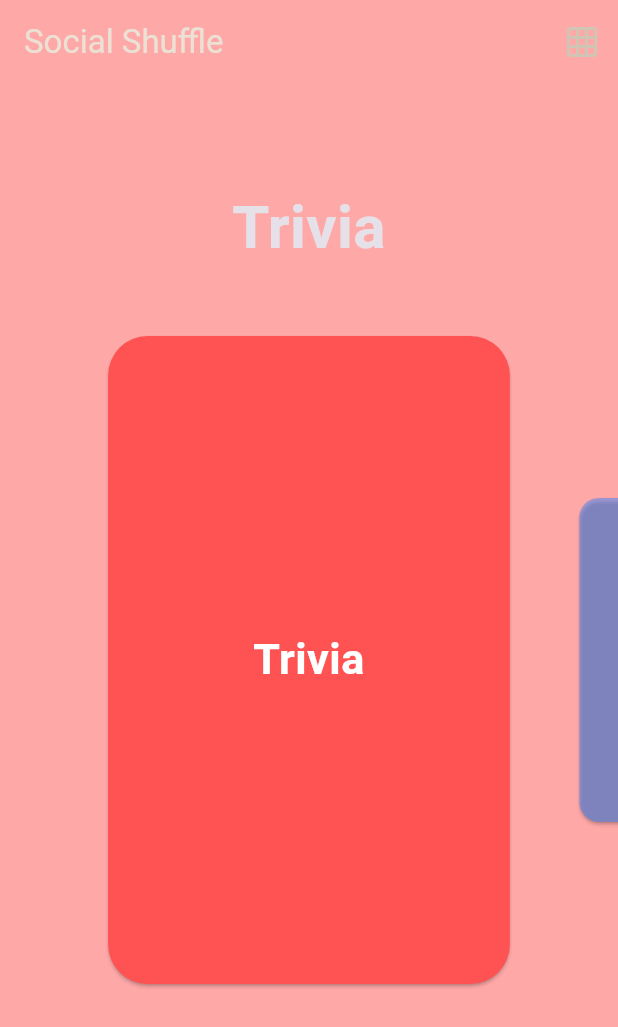
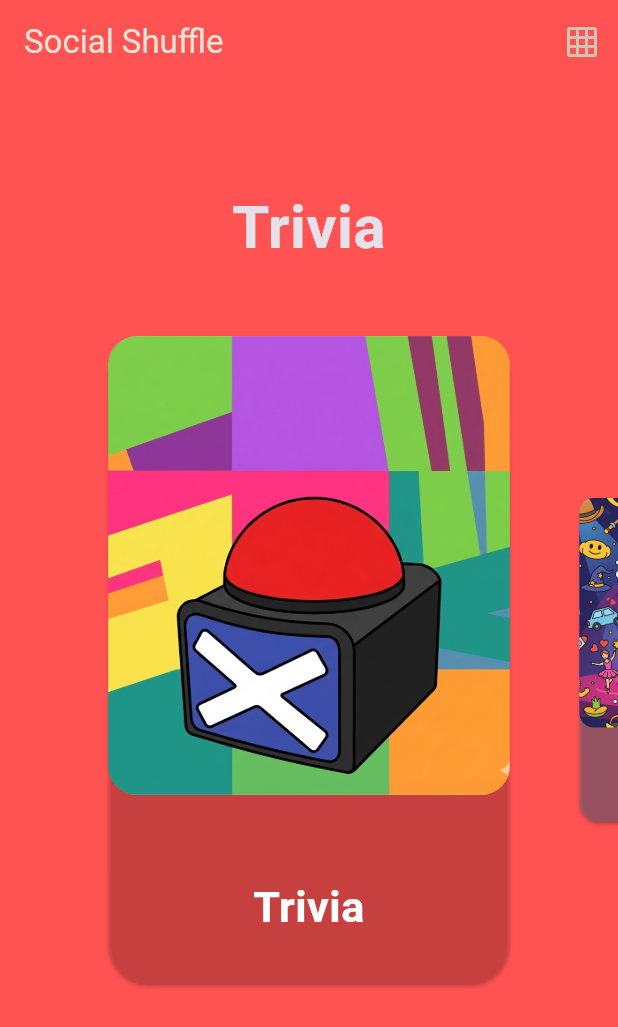
Before and after one commit to kefeh/social_shuffle, a Flutter app: the screen it shows after launch, on a phone screen of 412 x 824 dp. Shown: the top 1027 px of the screen. Run offline on Flutter 3.47's test engine with Material 3 defaults, Android fonts, the phone set to English and light mode, and no system bars; our stand-ins replace flutter_riverpod, flutter_svg, google_fonts, google_generative_ai, hive, hive_flutter; accounts and stored records are empty.

Commit message:
initial redesign of the decks

```diff
--- a/lib/features/dashboard/dashboard_screen.dart
+++ b/lib/features/dashboard/dashboard_screen.dart
@@ -18,23 +18,41 @@ class _DashboardScreenState extends State<DashboardScreen> {
   Color _backgroundColor = Colors.redAccent;
 
   final List<Map<String, dynamic>> _gameModes = [
-    {'title': 'Trivia', 'color': Colors.redAccent, 'game_engine_id': 'quiz'},
-    {'title': 'Charades', 'color': Colors.blueAccent, 'game_engine_id': 'task'},
+    {
+      'title': 'Trivia',
+      'color': Colors.redAccent,
+      'game_engine_id': 'quiz',
+      'image': 'assets/images/trivia.png',
+    },
+    {
+      'title': 'Charades',
+      'color': Colors.lightBlue,
+      'game_engine_id': 'task',
+      'image': 'assets/images/charades.png',
+    },
     {
       'title': 'Truth or Dare',
-      'color': Colors.greenAccent,
-      'game_engine_id': 'flip'
+      'color': Colors.pink,
+      'game_engine_id': 'flip',
+      'image': 'assets/images/truth-or-dare.png',
     },
-    {'title': 'Debate', 'color': Colors.purpleAccent, 'game_engine_id': 'voting'},
+    {
+      'title': 'Debate',
+      'color': Colors.green,
+      'game_engine_id': 'voting',
+      'image': 'assets/images/trivia.png',
+    },
     {
       'title': 'Never Have I Ever',
-      'color': Colors.orangeAccent,
-      'game_engine_id': 'flip'
+      'color': Colors.orange,
+      'game_engine_id': 'flip',
+      'image': 'assets/images/never-have.png',
     },
     {
       'title': 'Most Likely To',
-      'color': Colors.tealAccent,
-      'game_engine_id': 'voting'
+      'color': Colors.purple,
+      'game_engine_id': 'voting',
+      'image': 'assets/images/trivia.png',
     },
   ];
 
@@ -60,7 +78,11 @@ class _DashboardScreenState extends State<DashboardScreen> {
   }
 
   void _showDeckLibrary(
-      BuildContext context, String gameModeTitle, String gameEngineId, Color color) {
+    BuildContext context,
+    String gameModeTitle,
+    String gameEngineId,
+    Color color,
+  ) {
     showModalBottomSheet(
       context: context,
       isScrollControlled: true, // Allow the modal to take full height
@@ -75,9 +97,7 @@ class _DashboardScreenState extends State<DashboardScreen> {
   @override
   Widget build(BuildContext context) {
     return Scaffold(
-      backgroundColor: _backgroundColor.withOpacity(
-        _isCarouselView ? 0.5 : 0.2,
-      ),
+      backgroundColor: _backgroundColor,
       appBar: AppBar(
         backgroundColor: Colors.transparent,
         elevation: 0,
@@ -144,13 +164,18 @@ class _DashboardScreenState extends State<DashboardScreen> {
                         scale: scale,
                         child: GameModeCard(
                           title: mode['title'],
+                          image: mode['image'],
                           color: (mode['color'] as Color).withOpacity(
                             opacity == 0
                                 ? 0.5
                                 : clampDouble(opacity + 0.5, 0.5, 1.0),
                           ),
                           onTap: () => _showDeckLibrary(
-                              context, mode['title'], mode['game_engine_id'], mode['color']),
+                            context,
+                            mode['title'],
+                            mode['game_engine_id'],
+                            mode['color'],
+                          ),
                           isGridView:
                               false, // Ensure full opacity for carousel view
                         ),
@@ -177,8 +202,13 @@ class _DashboardScreenState extends State<DashboardScreen> {
                   return GameModeCard(
                     title: mode['title'],
                     color: mode['color'],
+                    image: mode['image'],
                     onTap: () => _showDeckLibrary(
-                        context, mode['title'], mode['game_engine_id'], mode['color']),
+                      context,
+                      mode['title'],
+                      mode['game_engine_id'],
+                      mode['color'],
+                    ),
                     isGridView: true, // Apply 40% opacity for grid view
                   );
                 },
--- a/lib/features/dashboard/widgets/game_mode_card.dart
+++ b/lib/features/dashboard/widgets/game_mode_card.dart
@@ -2,6 +2,7 @@ import 'package:flutter/material.dart';
 
 class GameModeCard extends StatelessWidget {
   final String title;
+  final String image;
   final Color color;
   final VoidCallback onTap;
   final bool isGridView;
@@ -9,6 +10,7 @@ class GameModeCard extends StatelessWidget {
   const GameModeCard({
     super.key,
     required this.title,
+    required this.image,
     required this.color,
     required this.onTap,
     this.isGridView = false,
@@ -22,10 +24,28 @@ class GameModeCard extends StatelessWidget {
         margin: const EdgeInsets.all(8.0),
         decoration: BoxDecoration(borderRadius: BorderRadius.circular(24)),
         child: Card(
-          color: isGridView ? color.withOpacity(0.8) : color,
+          color: isGridView ? color : color.withOpacity(0.2),
           shape: RoundedRectangleBorder(
             borderRadius: BorderRadius.circular(22),
           ),
+          child: Column(
+            spacing: 20,
+            children: [
+              Expanded(
+                flex: 3,
+                child: Container(
+                  decoration: BoxDecoration(
+                    color: color,
+                    borderRadius: BorderRadius.circular(16),
+                  ),
+                  child: ClipRRect(
+                    borderRadius: BorderRadius.circular(16),
+                    child: Image.asset(image, fit: BoxFit.cover),
+                  ),
+                ),
+              ),
+              Expanded(
+                flex: 1,
                 child: Center(
                   child: Text(
                     title,
@@ -38,6 +58,9 @@ class GameModeCard extends StatelessWidget {
                   ),
                 ),
               ),
+            ],
+          ),
+        ),
       ),
     );
   }
```
Also changed, not shown: assets/images/charades.png (added), assets/images/never-have.png (added), assets/images/trivia.png (added), assets/images/truth-or-dare.png (added). Lines whose indentation alone changed are shown as unchanged.
